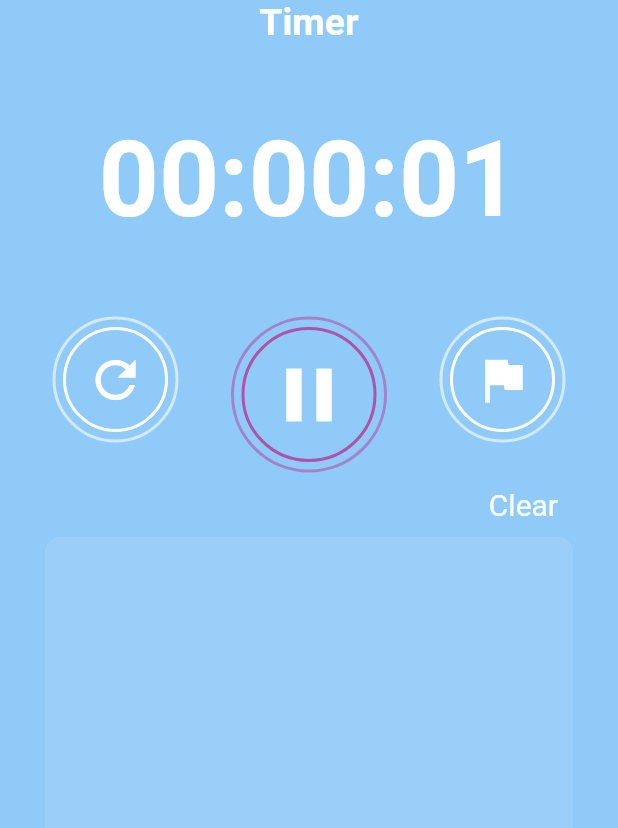
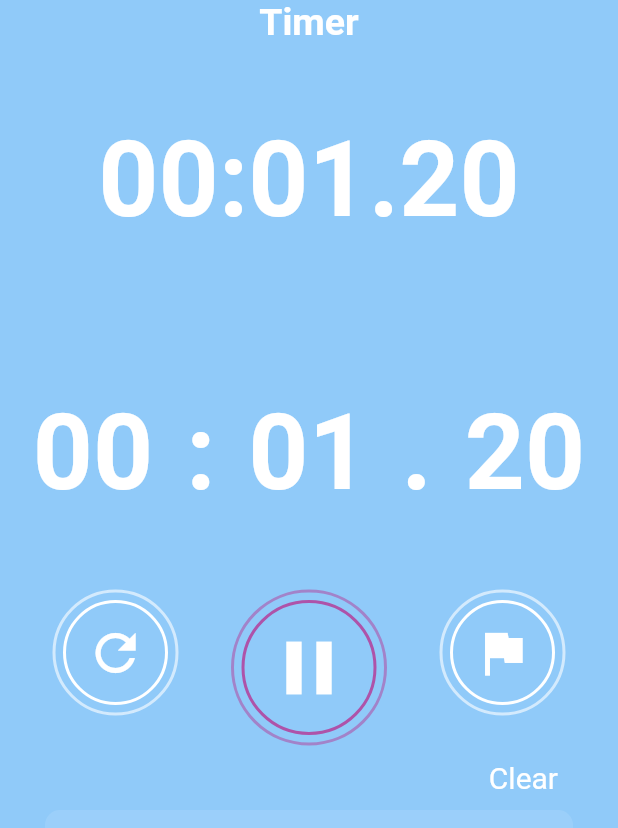
Before and after one commit to Shah-Aayush/stopwatch-app, a Flutter app: the screen it shows after launch, after a tap on the "play arrow" icon, on a phone screen of 412 x 824 dp. Shown: the top 828 px of the screen. Run offline on Flutter 3.47's test engine with Material 2 defaults, Android fonts, the phone set to English and light mode, and no system bars.

Commit message:
add working copy

```diff
--- /dev/null
+++ b/lib/digit_container.dart
@@ -0,0 +1,28 @@
+import 'package:flutter/material.dart';
+import 'dart:ui';
+
+class DigitsContainer extends StatelessWidget {
+  const DigitsContainer(
+    this.text, {
+    super.key,
+  });
+
+  final String text;
+
+  @override
+  Widget build(BuildContext context) {
+    return Expanded(
+      child: Center(
+        child: Text(
+          text,
+          style: const TextStyle(
+            fontSize: 70.0,
+            fontWeight: FontWeight.w600,
+            color: Colors.white,
+            fontFeatures: [FontFeature.tabularFigures()],
+          ),
+        ),
+      ),
+    );
+  }
+}
--- a/lib/main.dart
+++ b/lib/main.dart
@@ -1,5 +1,9 @@
+import 'dart:ui';
+
 import 'package:flutter/material.dart';
 import 'dart:async';
+
+import 'package:stopwatch/digit_container.dart';
 
 void main() {
   runApp(const MyApp());
@@ -31,10 +35,16 @@ class MyHomePage extends StatefulWidget {
 }
 
 class _MyHomePageState extends State<MyHomePage> {
-  int seconds = 0, minutes = 0, hours = 0;
+  int milliseconds = 0, seconds = 0, minutes = 0;
   late Timer timer;
   bool active = false;
   List laps = [];
+
+  @override
+  void dispose() {
+    timer.cancel();
+    super.dispose();
+  }
 
   void cleanLaps() {
     setState(() {
@@ -44,7 +54,7 @@ class _MyHomePageState extends State<MyHomePage> {
 
   void addLap() {
     String lap =
-        '${(hours >= 10) ? '$hours' : '0$hours'}:${(minutes >= 10) ? '$minutes' : '0$minutes'}:${(seconds >= 10) ? '$seconds' : '0$seconds'}';
+        '${(minutes >= 10) ? '$minutes' : '0$minutes'}:${(seconds >= 10) ? '$seconds' : '0$seconds'}.${(roundOffMilliSeconds(milliseconds) >= 10) ? '${roundOffMilliSeconds(milliseconds)}' : '0${roundOffMilliSeconds(milliseconds)}'}';
     setState(() {
       laps.add(lap);
     });
@@ -60,9 +70,9 @@ class _MyHomePageState extends State<MyHomePage> {
   void reset() {
     timer.cancel();
     setState(() {
+      milliseconds = 0;
       seconds = 0;
       minutes = 0;
-      hours = 0;
       active = false;
     });
   }
@@ -71,27 +81,30 @@ class _MyHomePageState extends State<MyHomePage> {
     setState(() {
       active = true;
     });
-    Timer.periodic(const Duration(seconds: 1), (timer) {
-      int localSeconds = seconds + 1;
+    Timer.periodic(const Duration(milliseconds: 1), (timer) {
+      int localMilliSeconds = milliseconds + 1;
+      int localSeconds = seconds;
       int localMinutes = minutes;
-      int localHours = hours;
-      if (localSeconds > 60) {
-        localMinutes++;
-        if (localMinutes > 60) {
-          localHours++;
-          localMinutes = 0;
-        } else {
+      if (localMilliSeconds > 999) {
+        localMilliSeconds = 0;
+        localSeconds++;
+        if (localSeconds > 59) {
           localMinutes++;
           localSeconds = 0;
         }
       }
       setState(() {
+        milliseconds = localMilliSeconds;
         seconds = localSeconds;
         minutes = localMinutes;
-        hours = localHours;
         this.timer = timer;
       });
+      // print('$localMinutes $localSeconds $localMilliSeconds ');
     });
+  }
+
+  int roundOffMilliSeconds(int milliseconds) {
+    return (milliseconds / 10).round();
   }
 
   @override
@@ -115,12 +128,50 @@ class _MyHomePageState extends State<MyHomePage> {
               Container(
                 margin: const EdgeInsets.symmetric(vertical: 50.0),
                 child: Text(
-                  '${(hours >= 10) ? '$hours' : '0$hours'}:${(minutes >= 10) ? '$minutes' : '0$minutes'}:${(seconds >= 10) ? '$seconds' : '0$seconds'}',
+                  '${(minutes >= 10) ? '$minutes' : '0$minutes'}:${(seconds >= 10) ? '$seconds' : '0$seconds'}.${(roundOffMilliSeconds(milliseconds) >= 10) ? '${roundOffMilliSeconds(milliseconds)}' : '0${roundOffMilliSeconds(milliseconds)}'}',
                   style: const TextStyle(
                     fontSize: 70.0,
                     fontWeight: FontWeight.w600,
                     color: Colors.white,
+                    fontFeatures: [FontFeature.tabularFigures()],
                   ),
+                ),
+              ),
+              Container(
+                margin: const EdgeInsets.symmetric(vertical: 50.0),
+                child: Row(
+                  mainAxisAlignment: MainAxisAlignment.center,
+                  children: [
+                    DigitsContainer(
+                      (minutes >= 10) ? '$minutes' : '0$minutes',
+                    ),
+                    const Text(
+                      ':',
+                      style: TextStyle(
+                        fontSize: 70.0,
+                        fontWeight: FontWeight.w600,
+                        color: Colors.white,
+                        // fontFeatures: [FontFeature.tabularFigures()],
+                      ),
+                    ),
+                    DigitsContainer(
+                      (seconds >= 10) ? '$seconds' : '0$seconds',
+                    ),
+                    const Text(
+                      '.',
+                      style: TextStyle(
+                        fontSize: 70.0,
+                        fontWeight: FontWeight.w600,
+                        color: Colors.white,
+                        // fontFeatures: [FontFeature.tabularFigures()],
+                      ),
+                    ),
+                    DigitsContainer(
+                      (roundOffMilliSeconds(milliseconds) >= 10)
+                          ? '${roundOffMilliSeconds(milliseconds)}'
+                          : '0${roundOffMilliSeconds(milliseconds)}',
+                    ),
+                  ],
                 ),
               ),
               Row(
```
Also changed, not shown: 3 other files.
